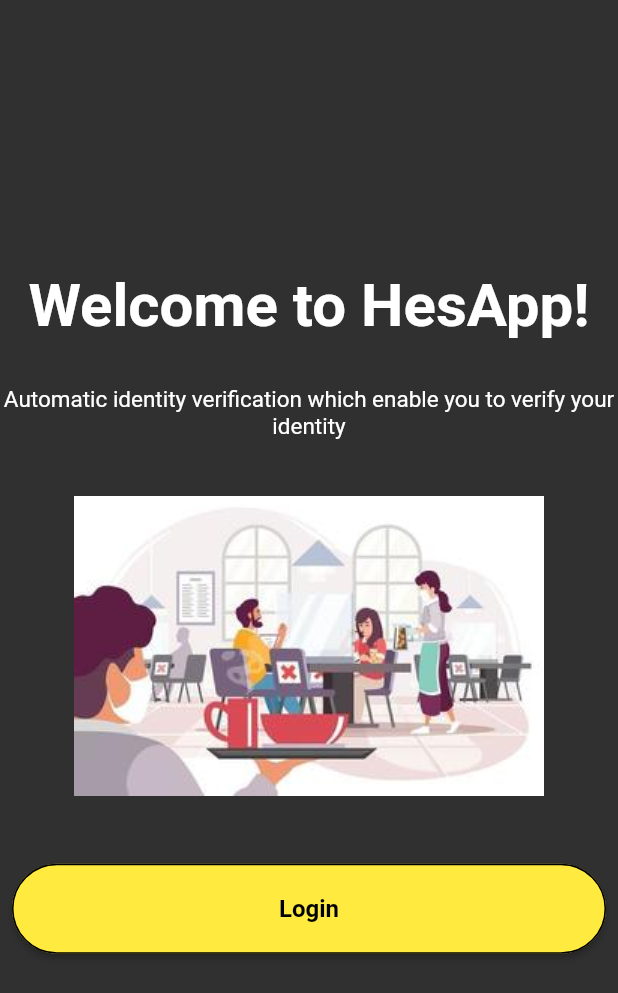
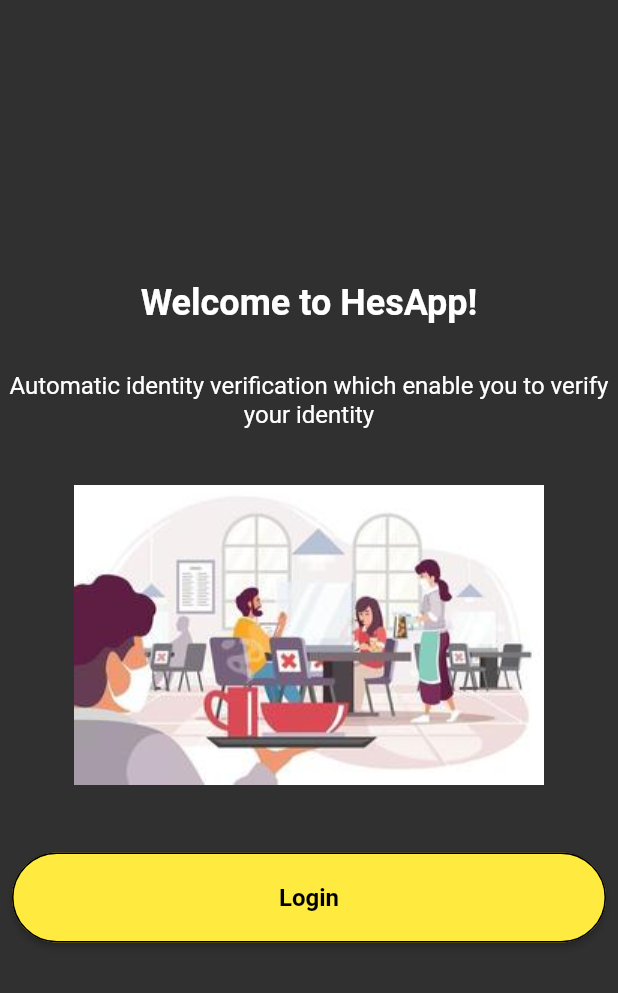
Before and after one commit to Okariuss/HesApp, a Flutter app: the screen it shows after launch, on a phone screen of 412 x 824 dp. Shown: the top 993 px of the screen. Run offline on Flutter 3.47's test engine with Material 2 defaults, Android fonts, the phone set to English and light mode, and no system bars; our stand-ins replace animated_text_kit, file_picker, google_fonts; missing offline and left inert: qr_code_scanner.

Commit message:
Sign in and Welcome Page completed

```diff
--- a/Desktop/desktop/lib/main.dart
+++ b/Desktop/desktop/lib/main.dart
@@ -2,7 +2,7 @@
 import 'package:desktop/viewModel/orders_view_model.dart';
 import 'package:desktop/viewModel/settings_view_model.dart';
 import 'package:desktop/viewModel/tables_view_model.dart';
-import 'package:desktop/welcome_page/welcome_page.dart';
+import 'package:desktop/welcome_page/welcome_page_view.dart';
 import 'package:flutter/material.dart';
 import 'package:provider/provider.dart';
 
--- a/Desktop/desktop/lib/sign_in/sign_in_view.dart
+++ b/Desktop/desktop/lib/sign_in/sign_in_view.dart
@@ -65,6 +65,7 @@
                     children: [
                       TextFormField(
                         controller: usernameController,
+                        cursorColor: Constants.buttonTextColor,
                         decoration: const InputDecoration(
                           labelText: LanguageItems.email,
                           labelStyle:
@@ -86,6 +87,7 @@
                       TextFormField(
                         controller: passwordController,
                         obscureText: true,
+                        cursorColor: Constants.buttonTextColor,
                         decoration: const InputDecoration(
                           labelText: LanguageItems.password,
                           labelStyle:
--- a/Desktop/desktop/lib/welcome_page/welcome _page.dart
+++ /dev/null
@@ -1,7 +0,0 @@
-import 'package:flutter/material.dart';
-import './welcome _page_view.dart';
-
-class WelcomePage extends StatefulWidget {
-  @override
-  WelcomePageView createState() => new WelcomePageView();
-}
--- a/Desktop/desktop/lib/welcome_page/welcome _page_view_model.dart
+++ /dev/null
@@ -1,6 +0,0 @@
-import 'package:flutter/material.dart';
-import './welcome _page.dart';
-
-abstract class WelcomePageViewModel extends State<WelcomePage> {
-  // Add your state and logic here
-}
--- a/Desktop/desktop/lib/welcome_page/welcome_page.dart
+++ b/Desktop/desktop/lib/welcome_page/welcome_page_view.dart
@@ -1,3 +1,4 @@
+import 'package:desktop/core/constants/constants.dart';
 import 'package:desktop/core/constants/language_items.dart';
 import 'package:desktop/core/theme/theme.dart';
 import 'package:desktop/sign_in/sign_in_view.dart';
@@ -27,15 +28,15 @@
                 children: [
                   const Text(
                     LanguageItems.welcomeText,
-                    style: TextStyle(fontWeight: FontWeight.bold, fontSize: 40),
+                    style: TextStyle(
+                        fontWeight: Constants.bold,
+                        fontSize: Constants.titleSize),
                   ),
-                  const SizedBox(
-                    height: 30,
-                  ),
+                  Constants.kdefaultSizedBoxSize,
                   const Text(
                     LanguageItems.welcomeDescription,
                     textAlign: TextAlign.center,
-                    style: TextStyle(fontSize: 15),
+                    style: TextStyle(fontSize: Constants.contentSize),
                   ),
                   Container(
                     height: MediaQuery.of(context).size.height / 3,
```
Also changed, not shown: Desktop/desktop/lib/welcome_page/welcome _page_view.dart (deleted, +0 -10 lines).
